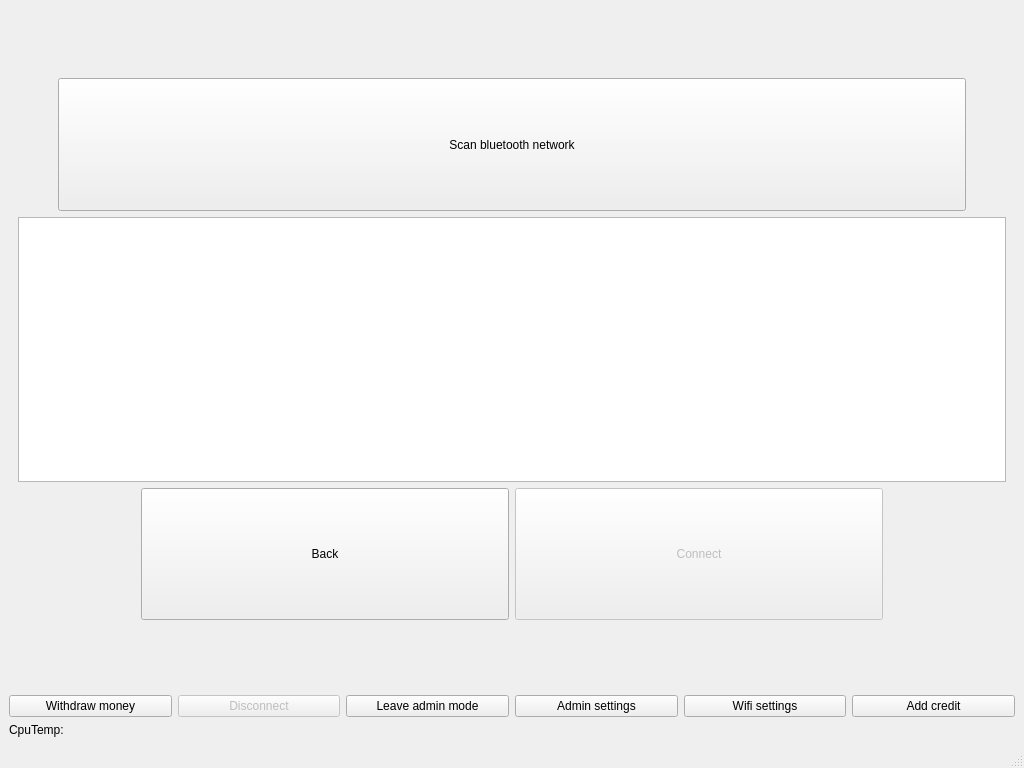
Before: the Qt Designer form blue-app/ui/MainWindow.ui in matus-u/sz-bluetooth, drawn with Qt 5.
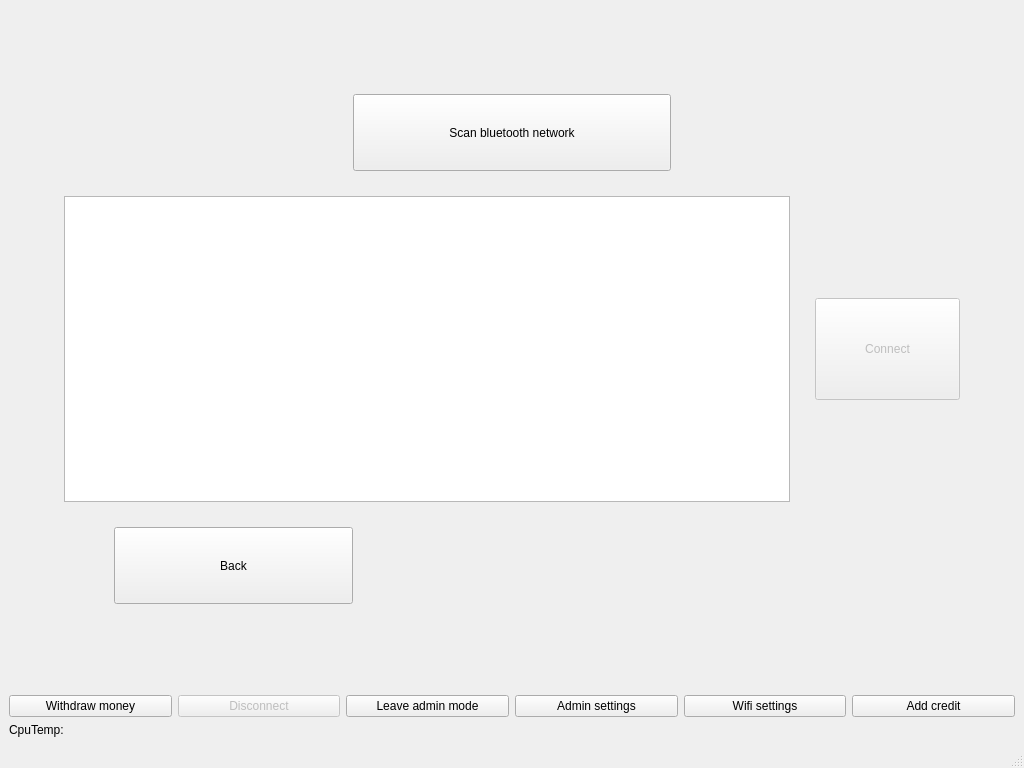
After: the same form once the commit is applied. The open tabs and pages were chosen to show the change.

Commit message: change layout of bluetooth page

The edit to the form file:
```diff
--- a/blue-app/ui/MainWindow.ui
+++ b/blue-app/ui/MainWindow.ui
@@ -321,11 +321,26 @@
          </layout>
         </widget>
         <widget class="QWidget" name="pageBluetooth">
-         <layout class="QVBoxLayout" name="verticalLayout_5" stretch="1,2,1">
+         <layout class="QVBoxLayout" name="verticalLayout_5" stretch="1,4,1">
+          <property name="spacing">
+           <number>25</number>
+          </property>
+          <property name="leftMargin">
+           <number>25</number>
+          </property>
+          <property name="topMargin">
+           <number>25</number>
+          </property>
+          <property name="rightMargin">
+           <number>25</number>
+          </property>
+          <property name="bottomMargin">
+           <number>25</number>
+          </property>
           <item>
-           <layout class="QHBoxLayout" name="horizontalLayout" stretch="0,3,0">
+           <layout class="QHBoxLayout" name="horizontalLayout_4" stretch="1,1,1">
             <item>
-             <spacer name="horizontalSpacer">
+             <spacer name="horizontalSpacer_5">
               <property name="orientation">
                <enum>Qt::Horizontal</enum>
               </property>
@@ -354,7 +369,7 @@
              </widget>
             </item>
             <item>
-             <spacer name="horizontalSpacer_2">
+             <spacer name="horizontalSpacer_4">
               <property name="orientation">
                <enum>Qt::Horizontal</enum>
               </property>
@@ -368,6 +383,14 @@
             </item>
            </layout>
           </item>
+          <item>
+           <layout class="QHBoxLayout" name="horizontalLayout" stretch="5,1">
+            <property name="leftMargin">
+             <number>30</number>
+            </property>
+            <property name="rightMargin">
+             <number>30</number>
+            </property>
           <item>
            <widget class="QTableWidget" name="devicesWidget">
             <property name="styleSheet">
@@ -402,36 +425,20 @@
            </widget>
           </item>
           <item>
-           <layout class="QHBoxLayout" name="horizontalLayout_2" stretch="1,3,3,1">
+             <layout class="QVBoxLayout" name="verticalLayout_7">
             <item>
-             <spacer name="horizontalSpacer_3">
+               <spacer name="verticalSpacer">
               <property name="orientation">
-               <enum>Qt::Horizontal</enum>
+                 <enum>Qt::Vertical</enum>
               </property>
               <property name="sizeHint" stdset="0">
                <size>
-                <width>40</width>
-                <height>20</height>
+                  <width>20</width>
+                  <height>40</height>
                </size>
               </property>
              </spacer>
             </item>
-            <item>
-             <widget class="QPushButton" name="backFromBlueButton">
-              <property name="sizePolicy">
-               <sizepolicy hsizetype="Minimum" vsizetype="MinimumExpanding">
-                <horstretch>0</horstretch>
-                <verstretch>0</verstretch>
-               </sizepolicy>
-              </property>
-              <property name="styleSheet">
-               <string notr="true"/>
-              </property>
-              <property name="text">
-               <string>Back</string>
-              </property>
-             </widget>
-            </item>
             <item>
              <widget class="QPushButton" name="connectButton">
               <property name="enabled">
@@ -444,7 +451,7 @@
                </sizepolicy>
               </property>
               <property name="styleSheet">
-               <string notr="true">QWidget:focus {  background-color: red; }</string>
+                 <string notr="true"/>
               </property>
               <property name="text">
                <string>Connect</string>
@@ -452,7 +459,55 @@
              </widget>
             </item>
             <item>
-             <spacer name="horizontalSpacer_4">
+               <spacer name="verticalSpacer_2">
+                <property name="orientation">
+                 <enum>Qt::Vertical</enum>
+                </property>
+                <property name="sizeHint" stdset="0">
+                 <size>
+                  <width>20</width>
+                  <height>40</height>
+                 </size>
+                </property>
+               </spacer>
+              </item>
+             </layout>
+            </item>
+           </layout>
+          </item>
+          <item>
+           <layout class="QHBoxLayout" name="horizontalLayout_2" stretch="1,3,8">
+            <item>
+             <spacer name="horizontalSpacer">
+              <property name="orientation">
+               <enum>Qt::Horizontal</enum>
+              </property>
+              <property name="sizeHint" stdset="0">
+               <size>
+                <width>40</width>
+                <height>20</height>
+               </size>
+              </property>
+             </spacer>
+            </item>
+            <item>
+             <widget class="QPushButton" name="backFromBlueButton">
+              <property name="sizePolicy">
+               <sizepolicy hsizetype="Minimum" vsizetype="MinimumExpanding">
+                <horstretch>0</horstretch>
+                <verstretch>0</verstretch>
+               </sizepolicy>
+              </property>
+              <property name="styleSheet">
+               <string notr="true"/>
+              </property>
+              <property name="text">
+               <string>Back</string>
+              </property>
+             </widget>
+            </item>
+            <item>
+             <spacer name="horizontalSpacer_2">
               <property name="orientation">
                <enum>Qt::Horizontal</enum>
               </property>
```
Left out of the diff: 2 changed lines with no effect on the pictures. Lines whose indentation alone changed are shown as unchanged. The commit also changes 2 other files.
